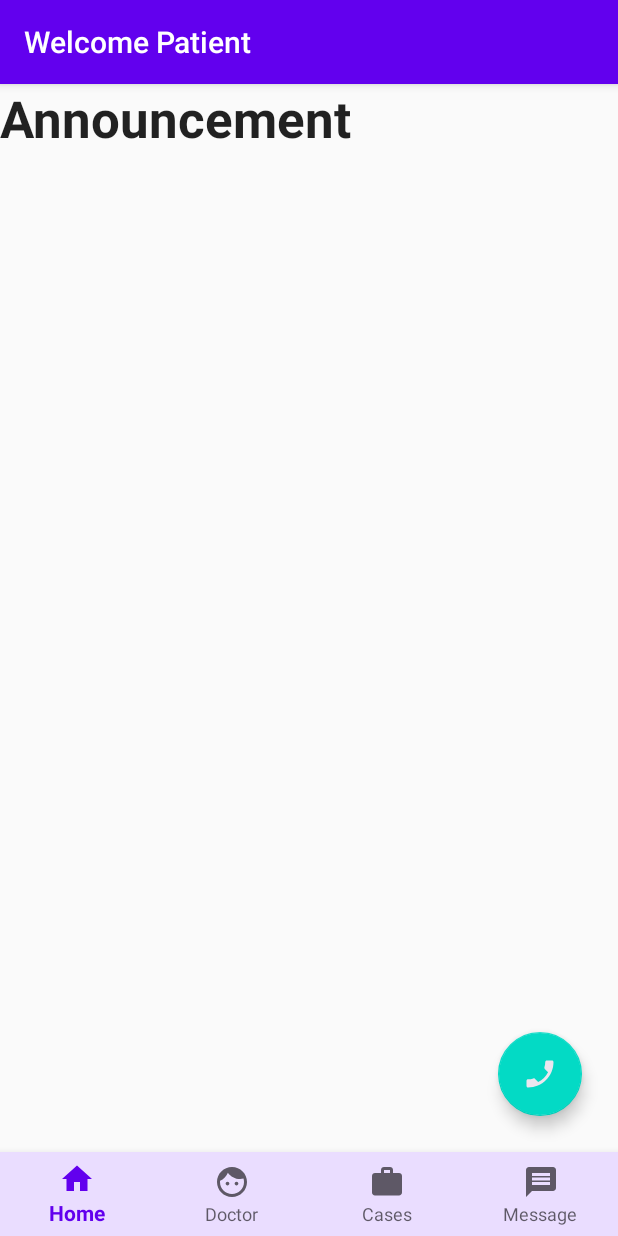
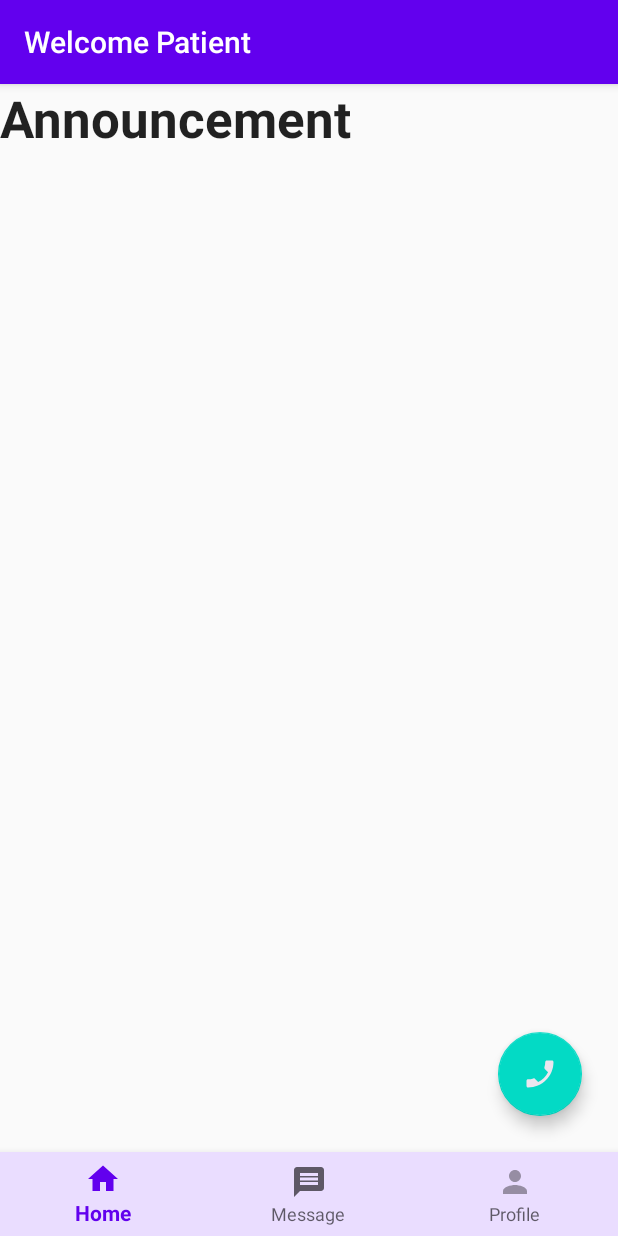
Before and after one commit to ha-ung/telehealth, an Android app: the PatientHomeActivity screen opened directly, with no data from a screen before it, on a phone screen of 412 x 824 dp. Run offline under Robolectric (Android 15) with nearby library versions, the phone set to English and light mode, and no system bars.

Commit message:
Added Hompage for Doctor and Recycler View for list of cases managed by doctor

```diff
--- a/app/src/main/java/com/example/mobileproject/PatientHomeActivity.java
+++ b/app/src/main/java/com/example/mobileproject/PatientHomeActivity.java
@@ -20,7 +20,7 @@ public class PatientHomeActivity extends AppCompatActivity {
     FloatingActionButton fab;
     BottomNavigationView bottomNav;
     LinearLayout linear;
-    int TELEPHONE;
+    String TELEPHONE="0123456789";
 
 
     @Override
@@ -33,8 +33,8 @@ public class PatientHomeActivity extends AppCompatActivity {
         linear = findViewById(R.id.announcement);
 
         fab.setOnClickListener(v -> { //View v
-            Intent intent = new Intent(Intent.ACTION_CALL);
-            String uri = "tel"+TELEPHONE;
+            Intent intent = new Intent(Intent.ACTION_DIAL);
+            String uri = "tel:" + TELEPHONE;
             intent.setData(Uri.parse(uri));
             startActivity(intent);
         });
@@ -50,15 +50,9 @@ public class PatientHomeActivity extends AppCompatActivity {
                     startActivity(homeIntent);
                     return true;
 
-                case R.id.doctor:
+                case R.id.profile:
                     //b
                     /*Intent homeIntent = new Intent(this, ViewDoctor.class);
-                    startActivity(homeIntent);
-                    return true;*/
-
-                case R.id.cases:
-                    //b
-                    /*Intent homeIntent = new Intent(this, ViewCase.class);
                     startActivity(homeIntent);
                     return true;*/
 
--- a/app/src/main/java/com/example/mobileproject/SimpleLoginActivity.java
+++ b/app/src/main/java/com/example/mobileproject/SimpleLoginActivity.java
@@ -20,6 +20,7 @@ import java.security.NoSuchAlgorithmException;
 public class SimpleLoginActivity extends AppCompatActivity {
 
     public static String LOG_TAG = SimpleLoginActivity.class.getSimpleName();
+    public static final String EXTRA_ID = "com.example.android.mobileproject.extra.ID";
     private EditText inputId;
     private EditText inputPassword;
     private TextView idInputLabel;
@@ -74,6 +75,7 @@ public class SimpleLoginActivity extends AppCompatActivity {
             if (doctorDao.getDoctorById(id) != null && doctorDao.getPasswordById(id).equals(password)) {
                 Toast.makeText(getApplicationContext(), "Logged in", Toast.LENGTH_SHORT).show();
                 Intent intent = new Intent (SimpleLoginActivity.this, DoctorHomeActivity.class);
+                intent.putExtra(EXTRA_ID, id);
                 startActivity(intent);
             }
             else {
--- a/app/src/main/java/com/example/mobileproject/db/CasesDao.java
+++ b/app/src/main/java/com/example/mobileproject/db/CasesDao.java
@@ -3,6 +3,7 @@ package com.example.mobileproject.db;
 import androidx.room.Dao;
 import androidx.room.Query;
 
+import java.util.ArrayList;
 import java.util.List;
 
 @Dao
@@ -12,4 +13,7 @@ public interface CasesDao {
 
     @Query("SELECT password FROM Cases WHERE case_id = :id")
     public String getPasswordById(Integer id);
+
+    @Query("SELECT * FROM Cases WHERE doctor_id = :id")
+    public List<Cases> getAllCasesByDoctorId(Integer id);
 }
--- /dev/null
+++ b/app/src/main/res/drawable/ic_baseline_profile.xml
@@ -0,0 +1,11 @@
+<vector xmlns:android="http://schemas.android.com/apk/res/android"
+    android:width="24dp"
+    android:height="24dp"
+    android:viewportWidth="24"
+    android:viewportHeight="24"
+    android:tint="#333333"
+    android:alpha="0.6">
+  <path
+      android:fillColor="@android:color/white"
+      android:pathData="M12,12c2.21,0 4,-1.79 4,-4s-1.79,-4 -4,-4 -4,1.79 -4,4 1.79,4 4,4zM12,14c-2.67,0 -8,1.34 -8,4v2h16v-2c0,-2.66 -5.33,-4 -8,-4z"/>
+</vector>
--- a/app/src/main/res/layout/activity_patient_home.xml
+++ b/app/src/main/res/layout/activity_patient_home.xml
@@ -28,7 +28,7 @@
         app:layout_constraintBottom_toTopOf="@+id/bottomNavigationView"
         app:layout_constraintEnd_toEndOf="parent"
         style="?attr/floatingActionButtonStyle"
-        android:contentDescription="@string/todo" />
+        android:contentDescription="Call hospital" />
 
     <ScrollView
         android:layout_width="0dp"
--- a/app/src/main/res/menu/bottom_nav_bar.xml
+++ b/app/src/main/res/menu/bottom_nav_bar.xml
@@ -6,18 +6,13 @@
         android:icon="@drawable/ic_baseline_home_24"
         android:title="@string/homeBottomNav"/>
     <item
-        android:id="@+id/doctor"
-        android:enabled="true"
-        android:icon="@drawable/ic_baseline_face_24"
-        android:title="@string/doctorBottomNav"/>
-    <item
-        android:id="@+id/cases"
-        android:enabled="true"
-        android:icon="@drawable/ic_baseline_work_24"
-        android:title="@string/casesBottomNav"/>
-    <item
         android:id="@+id/message"
         android:enabled="true"
         android:icon="@drawable/ic_baseline_message_24"
         android:title="@string/messageBottomNav"/>
+    <item
+        android:id="@+id/profile"
+        android:enabled="true"
+        android:icon="@drawable/ic_baseline_profile"
+        android:title="Profile"/>
 </menu>
```
Also changed, not shown: app/src/main/java/com/example/mobileproject/CasesListAdapter.java (added, +55 -0 lines), app/src/main/java/com/example/mobileproject/DoctorHomeActivity.java (+32 -0 lines), app/src/main/res/layout/activity_doctor_home.xml (+45 -0 lines), app/src/main/res/layout/case_item.xml (added, +19 -0 lines).
